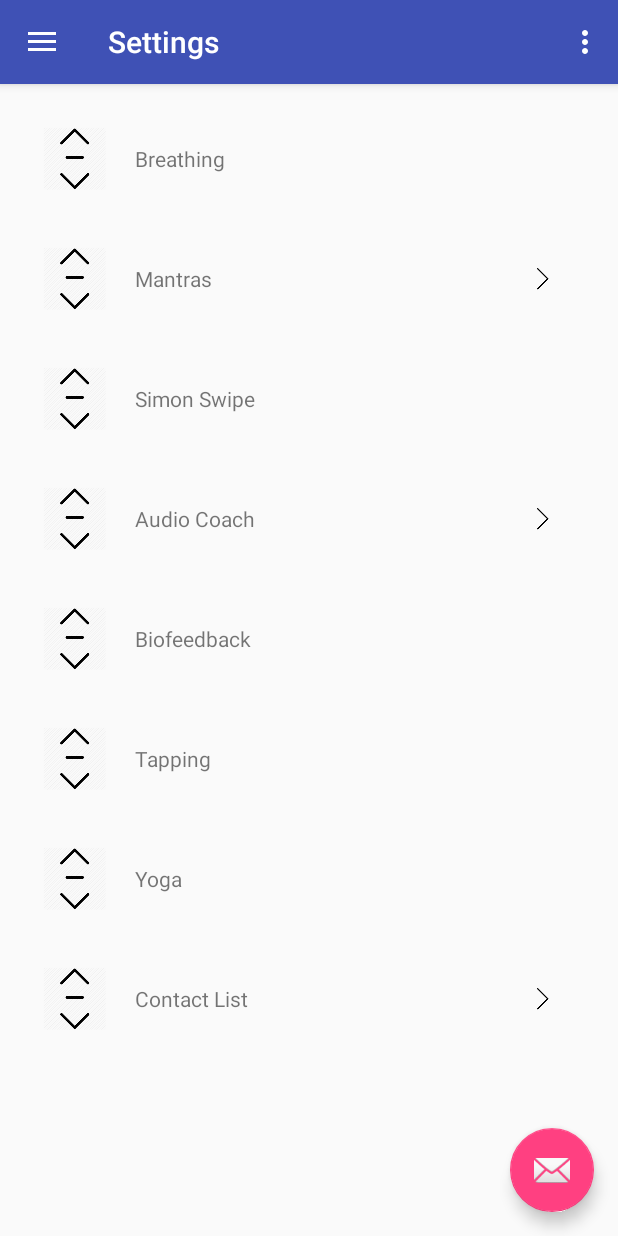
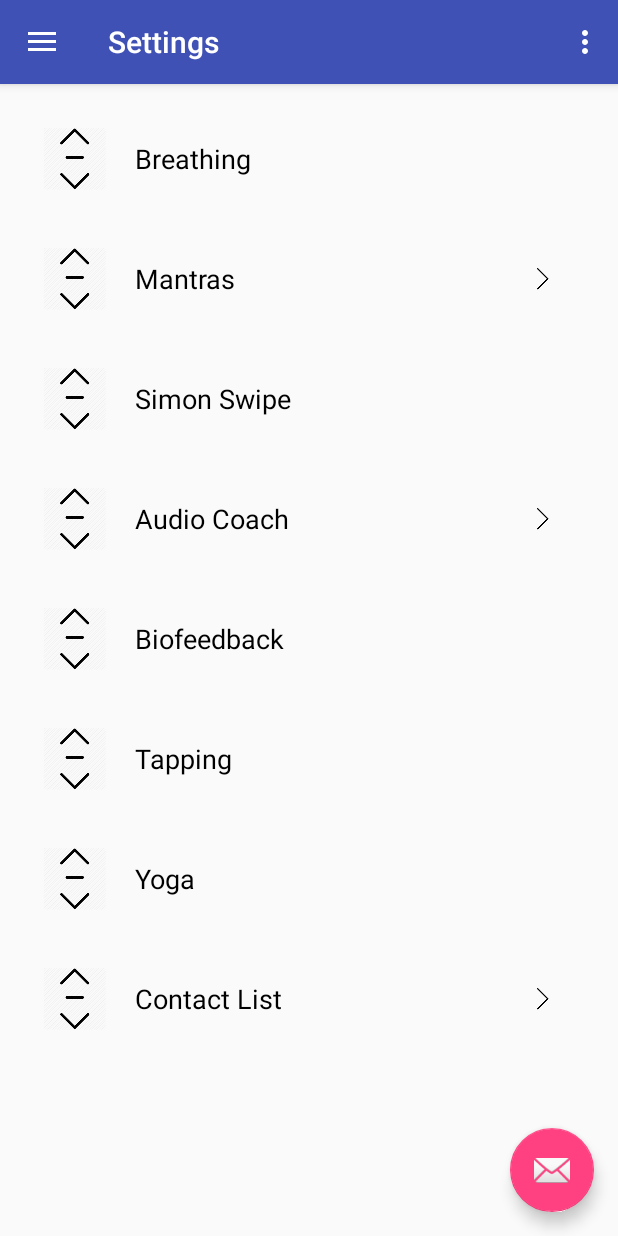
Before and after one commit to courtneyrae23/BeeCalm, an Android app: the fragment SettingFragment placed in its activity, on a phone screen of 412 x 824 dp. Run offline under Robolectric (Android 15) with nearby library versions, the phone set to English and light mode, and no system bars.

Commit message:
adjust text size and text color.Successfully implement drag and drop on Setting feature

```diff
--- a/BeeCalm/mobile/src/main/res/layout/list_item.xml
+++ b/BeeCalm/mobile/src/main/res/layout/list_item.xml
@@ -22,7 +22,9 @@
         android:text="Item 1"
         android:layout_centerVertical="true"
         android:layout_toRightOf="@+id/image"
-        android:layout_toEndOf="@+id/image" />
+        android:layout_toEndOf="@+id/image"
+        android:textColor="#000000"
+        android:textSize="18dp" />
 
     <ImageView
         android:id="@+id/imageView"
```
